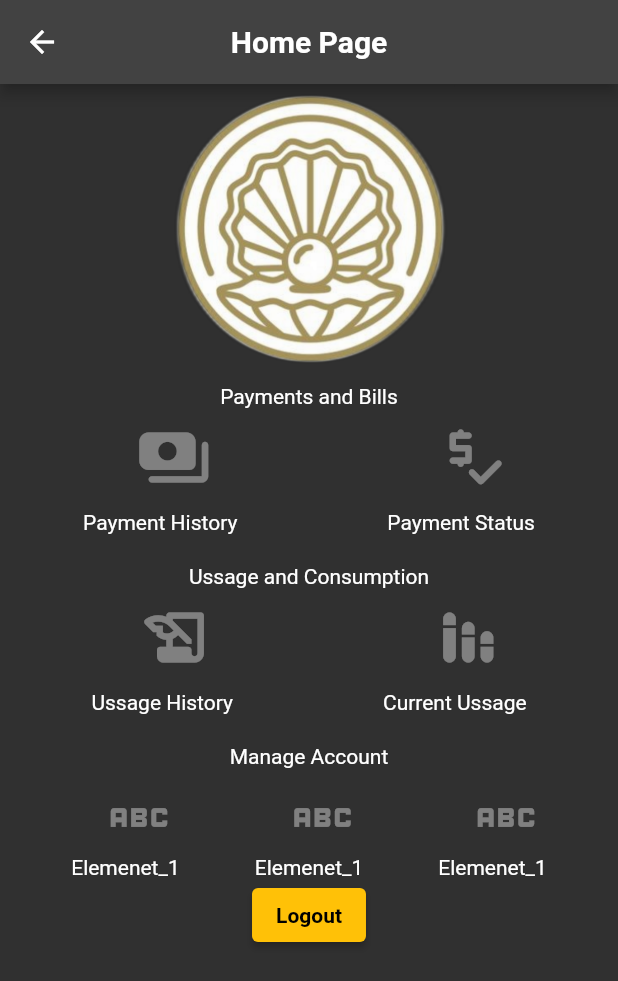
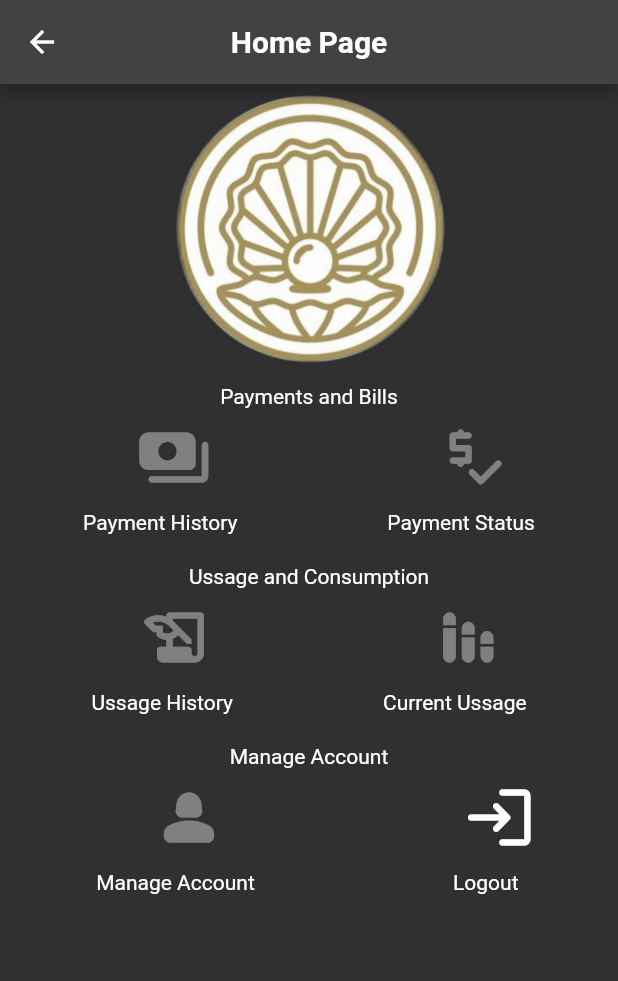
Before and after one commit to nayaksomkar/PearlEnergy, a Flutter app: the HomePage screen opened directly, on a phone screen of 412 x 824 dp. Shown: the top 981 px of the screen. Run offline on Flutter 3.47's test engine with Material 2 defaults, Android fonts, the light colour scheme and no system bars.

Commit message:
modified:   lib/pages/homepage/homepage.dart

```diff
--- a/lib/pages/homepage/homepage.dart
+++ b/lib/pages/homepage/homepage.dart
@@ -20,7 +20,7 @@ class HomePage extends StatelessWidget {
           mainAxisAlignment: MainAxisAlignment.start,
           crossAxisAlignment: CrossAxisAlignment.center,
           children: [
-            const Column(
+            Column(
               mainAxisAlignment: MainAxisAlignment.center,
               crossAxisAlignment: CrossAxisAlignment.center,
               children: [
@@ -129,66 +129,40 @@ class HomePage extends StatelessWidget {
                         IconButton(
                             onPressed: null,
                             icon: Icon(
-                              Icons.abc,
+                              Icons.person_2_rounded,
                               size: 50,
                             )),
                         SizedBox(
-                          height: 10,
+                          height: 20,
                         ),
-                        Text('Elemenet_1')
+                        Text('Manage Account')
                       ],
                     ),
-                    SizedBox(width: 50),
+                    SizedBox(width: 130),
                     Column(
                       mainAxisAlignment: MainAxisAlignment.center,
                       crossAxisAlignment: CrossAxisAlignment.center,
                       children: [
                         IconButton(
-                            onPressed: null,
+                            onPressed: () {
+                              Navigator.push(context,
+                                  MaterialPageRoute(builder: (context) {
+                                return const MyApp();
+                              }));
+                            },
                             icon: Icon(
-                              Icons.abc,
+                              Icons.login_rounded,
                               size: 50,
                             )),
                         SizedBox(
-                          height: 10,
+                          height: 20,
                         ),
-                        Text('Elemenet_1')
-                      ],
-                    ),
-                    SizedBox(width: 50),
-                    Column(
-                      mainAxisAlignment: MainAxisAlignment.center,
-                      crossAxisAlignment: CrossAxisAlignment.center,
-                      children: [
-                        IconButton(
-                            onPressed: null,
-                            icon: Icon(
-                              Icons.abc,
-                              size: 50,
-                            )),
-                        SizedBox(
-                          height: 10,
-                        ),
-                        Text('Elemenet_1')
+                        Text('Logout')
                       ],
                     ),
                   ],
                 ),
               ],
-            ),
-            ElevatedButton(
-              style: const ButtonStyle(
-                  backgroundColor: MaterialStatePropertyAll(Colors.amber),
-                  foregroundColor: MaterialStatePropertyAll(Colors.black)),
-              onPressed: () {
-                Navigator.push(context, MaterialPageRoute(builder: (context) {
-                  return const MyApp();
-                }));
-              },
-              child: const Text(
-                'Logout',
-                style: TextStyle(fontWeight: FontWeight.bold),
-              ),
             ),
           ],
         ),
```
